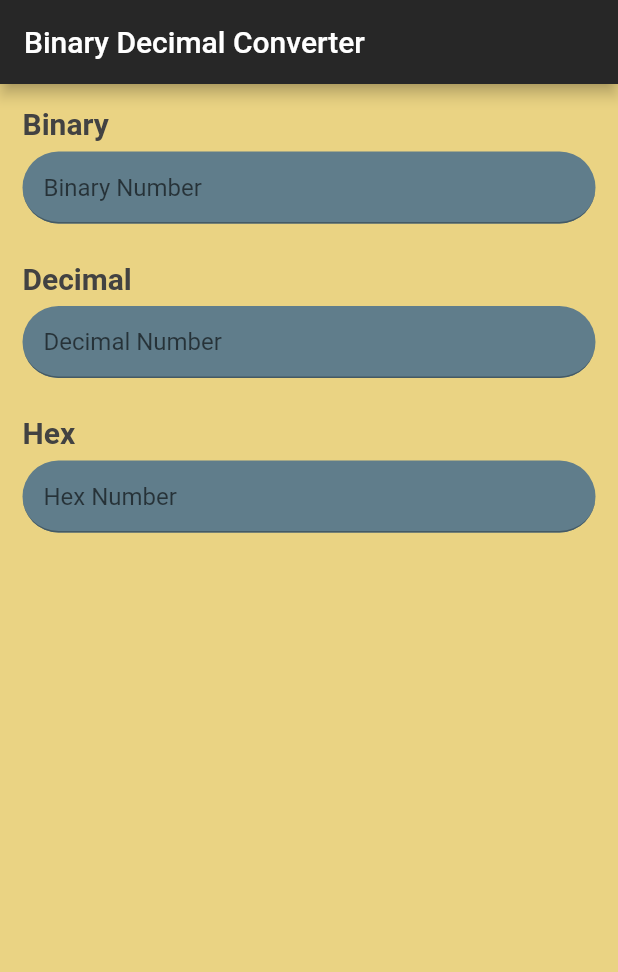
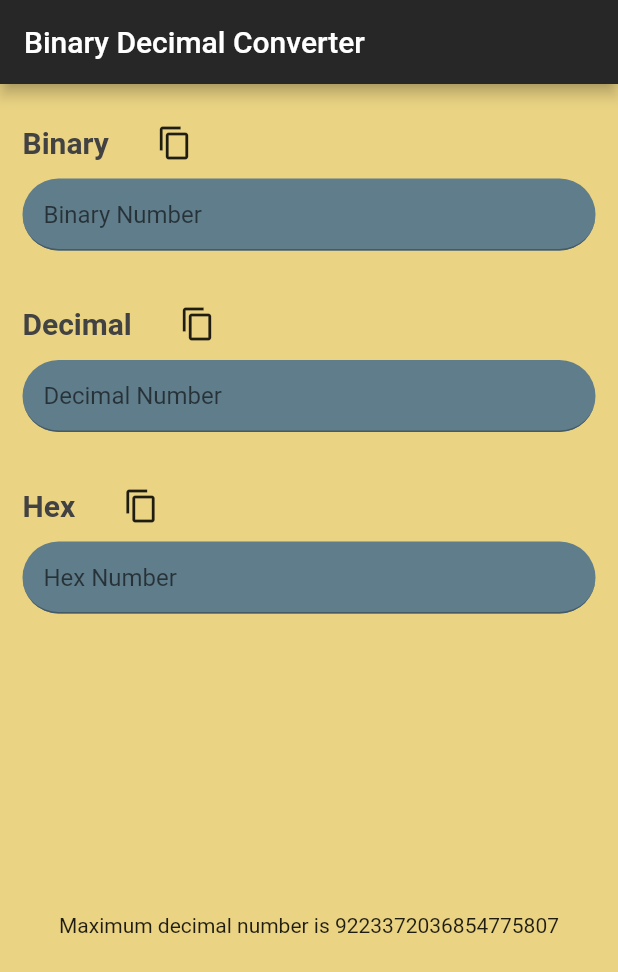
Before and after one commit to Runo22/Number-Base-Converter, a Flutter app: the screen it shows after launch, on a phone screen of 412 x 824 dp. Shown: the top 972 px of the screen. Run offline on Flutter 3.47's test engine with Material 2 defaults, Android fonts, the phone set to English and light mode, and no system bars; missing offline and left inert: convert_hex.

Commit message:
Copy and SnackBar added

```diff
--- a/lib/main.dart
+++ b/lib/main.dart
@@ -45,7 +45,9 @@ class _MyHomePageState extends State<MyHomePage> {
       appBar: AppBar(
         title: Text('Binary Decimal Converter'),
       ),
-      body: Center(
+      body: Builder(
+        builder: (BuildContext context) {
+        return Center(
         child: new Container(
           padding: EdgeInsets.all(15),
           child: Column(
@@ -54,16 +56,30 @@ class _MyHomePageState extends State<MyHomePage> {
               Align(
                 alignment: Alignment.centerLeft,
                 child: Container(
-                  child: Text("Binary",
+                  child: Row(
+                    children: <Widget>[
+                      Text("Binary",
                       style: TextStyle(
                           color: Colors.grey[800],
                           fontWeight: FontWeight.bold,
                           fontSize: 20)),
+                      FlatButton(
+                        child: Icon(Icons.content_copy),
+                        onPressed: () {
+                          Clipboard.setData(ClipboardData(
+                            text: binaryController.text
+                            ));
+                            Scaffold.of(context).showSnackBar(SnackBar(
+                            content: Text('Binary number copied to clipboard!'),
+                            duration: Duration(milliseconds: 700),
+                          ));
+                        },
+                        )
+                    ],
+                  )
                 ),
               ),
-              new SizedBox(
-                height: 7,
-              ),
+
               new TextField(
                 decoration: new InputDecoration(
                   hintText: "Binary Number",
@@ -102,16 +118,30 @@ class _MyHomePageState extends State<MyHomePage> {
               Align(
                 alignment: Alignment.centerLeft,
                 child: Container(
-                  child: Text("Decimal",
+                  child: Row(
+                    children: <Widget>[
+                      Text("Decimal",
                       style: TextStyle(
                           color: Colors.grey[800],
                           fontWeight: FontWeight.bold,
                           fontSize: 20)),
+                      FlatButton(
+                        child: Icon(Icons.content_copy),
+                        onPressed: () {
+                          Clipboard.setData(ClipboardData(
+                            text: decimalController.text
+                            ));
+                            Scaffold.of(context).showSnackBar(SnackBar(
+                            content: Text('Decimal number copied to clipboard!'),
+                            duration: Duration(milliseconds: 700),
+                          ));
+                        },
+                        )
+                    ],
+                  )
                 ),
               ),
-              new SizedBox(
-                height: 7,
-              ),
+
 
               new TextField(
                 decoration: new InputDecoration(
@@ -155,16 +185,30 @@ class _MyHomePageState extends State<MyHomePage> {
               Align(
                 alignment: Alignment.centerLeft,
                 child: Container(
-                  child: Text("Hex",
+                  child: Row(
+                    children: <Widget>[
+                      Text("Hex",
                       style: TextStyle(
                           color: Colors.grey[800],
                           fontWeight: FontWeight.bold,
                           fontSize: 20)),
+                      FlatButton(
+                        child: Icon(Icons.content_copy),
+                        onPressed: () {
+                          Clipboard.setData(ClipboardData(
+                            text: hexController.text
+                            ));
+                          Scaffold.of(context).showSnackBar(SnackBar(
+                            content: Text('Hex number copied to clipboard!'),
+                            duration: Duration(milliseconds: 700),
+                          ));
+                        },
+                        )
+                    ],
+                  )
                 ),
               ),
-              new SizedBox(
-                height: 7,
-              ),
+
               new TextField(
                 decoration: new InputDecoration(
                   hintText: "Hex Number",
@@ -195,13 +239,14 @@ class _MyHomePageState extends State<MyHomePage> {
                   updateNumbers(text, 2);
                 },
               ),
+              new SizedBox(height: 200,),
+              new Text("Maximum decimal number is 9223372036854775807")
             ],
           ),
         ),
-      ),
+      );})
     );
   }
-
   void updateNumbers(String sayik, int bintodec) {
     if (bintodec == 2) {
       if(hexController.text.isEmpty){
```
